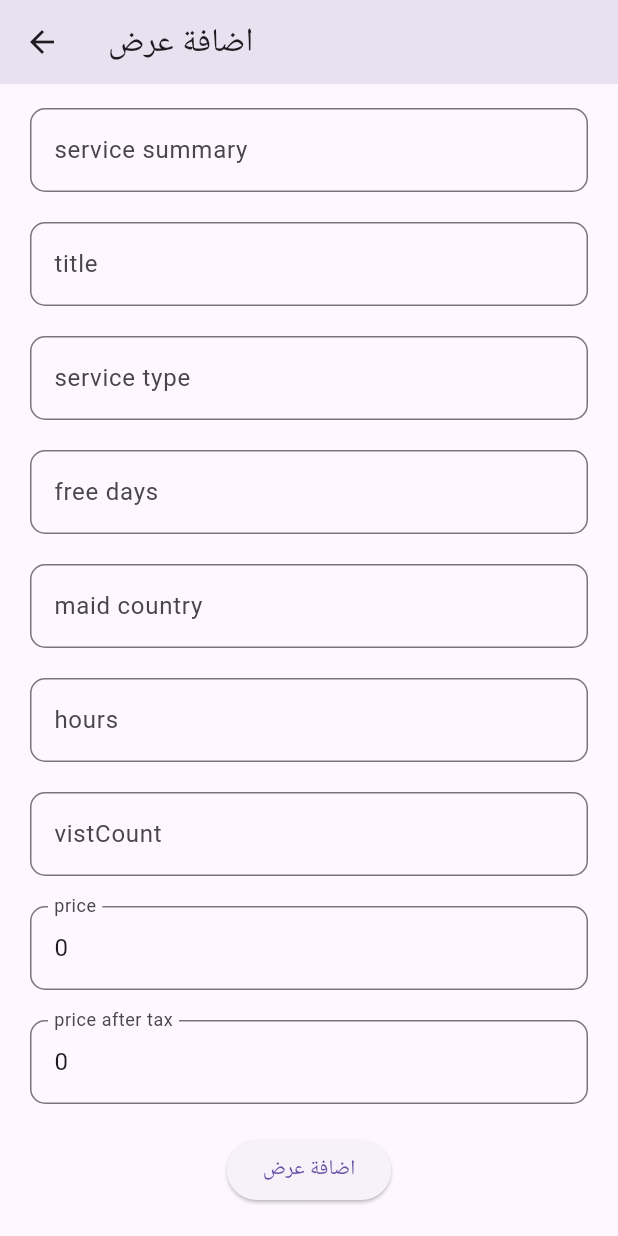
After one commit to khaledshehata1997/shiplan_service, a Flutter app: the AddOffersScreen screen opened directly, scrolled down 112 dp, after a tap on "اضافة عرض", on a phone screen of 412 x 824 dp. The commit adds this screen. Run offline on Flutter 3.47's test engine with Material 3 defaults, Android fonts, the phone set to English and light mode, and no system bars; our stand-ins replace carousel_slider, cloud_firestore, firebase_auth, firebase_core, firebase_storage, flutter_rating_stars and 4 more; missing offline and left inert: flutter_share, is_first_run; accounts and stored records are empty.

Commit message:
add offers

```diff
--- /dev/null
+++ b/lib/view/home_view/add_offers.dart
@@ -0,0 +1,315 @@
+import 'package:flutter/material.dart';
+import 'dart:io';
+
+import 'package:flutter/material.dart';
+import 'package:get/get.dart';
+import 'package:uuid/uuid.dart';
+
+import '../../view_model/service_model/service_model.dart';
+
+class AddOffersScreen extends StatefulWidget {
+  const AddOffersScreen({super.key});
+
+  @override
+  State<AddOffersScreen> createState() => _AddOffersScreenState();
+}
+
+class _AddOffersScreenState extends State<AddOffersScreen> {
+  String? _selectedValue;
+  List<String> listOfValue = [
+    'صباحي',
+    'مسائي',
+  ];
+  final summaryController = TextEditingController();
+  final titleController = TextEditingController();
+  final priceController = TextEditingController();
+  final serviceTypeController = TextEditingController();
+  final maidCountryController = TextEditingController();
+  final freeDaysController = TextEditingController();
+  final hoursController = TextEditingController();
+  final vistCountController = TextEditingController();
+  final descriptionController = TextEditingController();
+  final priceAfterTaxController = TextEditingController();
+  @override
+  void initState() {
+    priceController.text = '0';
+    priceAfterTaxController.text = '0';
+    super.initState();
+  }
+
+  bool isLoading = false;
+  String error = '';
+  final _fromKey = GlobalKey<FormState>();
+
+  @override
+  Widget build(BuildContext context) {
+    return Form(
+      key: _fromKey,
+      child: Scaffold(
+        appBar: AppBar(
+          title: Text('اضافة عرض'),
+        ),
+        body: SingleChildScrollView(
+          child: Padding(
+            padding: const EdgeInsets.all(20.0),
+            child: Column(
+              mainAxisAlignment: MainAxisAlignment.center,
+              children: [
+                const SizedBox(
+                  height: 20,
+                ),
+                // pick image button
+
+                const SizedBox(
+                  height: 20,
+                ),
+                DropdownButtonFormField(
+                  value: _selectedValue,
+                  hint: Text(
+                    'اختر نوع العرض',
+                  ),
+                  isExpanded: true,
+                  onChanged: (value) {
+                    setState(() {
+                      _selectedValue = value;
+                    });
+                  },
+                  onSaved: (value) {
+                    setState(() {
+                      _selectedValue = value;
+                    });
+                  },
+                  validator: (String? value) {
+                    if (value!.isEmpty) {
+                      return "can't empty";
+                    } else {
+                      return null;
+                    }
+                  },
+                  items: listOfValue.map((String val) {
+                    return DropdownMenuItem(
+                      value: val,
+                      child: Text(
+                        val,
+                      ),
+                    );
+                  }).toList(),
+                ),
+                const SizedBox(
+                  height: 20,
+                ),
+                // upload image button
+                TextFormField(
+                  controller: summaryController,
+                  validator: (value) {
+                    if (value!.isEmpty) {
+                      return 'Please enter service summary';
+                    }
+                    return null;
+                  },
+                  decoration: InputDecoration(
+                    labelText: 'service summary'.tr,
+                    border: OutlineInputBorder(
+                      borderRadius: BorderRadius.all(Radius.circular(10)),
+                    ),
+                  ),
+                ),
+
+                const SizedBox(
+                  height: 20,
+                ),
+                TextFormField(
+                  controller: titleController,
+                  validator: (value) {
+                    if (value!.isEmpty) {
+                      return 'Please enter title';
+                    }
+                    return null;
+                  },
+                  decoration: InputDecoration(
+                    labelText: 'title'.tr,
+                    border: OutlineInputBorder(
+                      borderRadius: BorderRadius.all(Radius.circular(10)),
+                    ),
+                  ),
+                ),
+
+                const SizedBox(
+                  height: 20,
+                ),
+                TextFormField(
+                  controller: serviceTypeController,
+                  validator: (value) {
+                    if (value!.isEmpty) {
+                      return 'Please enter service type';
+                    }
+                    return null;
+                  },
+                  decoration: InputDecoration(
+                    labelText: 'service type'.tr,
+                    border: OutlineInputBorder(
+                      borderRadius: BorderRadius.all(Radius.circular(10)),
+                    ),
+                  ),
+                ),
+
+                const SizedBox(
+                  height: 20,
+                ),
+                TextFormField(
+                  controller: freeDaysController,
+                  validator: (value) {
+                    if (value!.isEmpty) {
+                      return 'Please enter free days';
+                    }
+                    return null;
+                  },
+                  decoration: InputDecoration(
+                    labelText: 'free days'.tr,
+                    border: OutlineInputBorder(
+                      borderRadius: BorderRadius.all(Radius.circular(10)),
+                    ),
+                  ),
+                ),
+
+                const SizedBox(
+                  height: 20,
+                ),
+                TextFormField(
+                  controller: maidCountryController,
+                  validator: (value) {
+                    if (value!.isEmpty) {
+                      return 'Please enter maid country';
+                    }
+                    return null;
+                  },
+                  decoration: InputDecoration(
+                    labelText: 'maid country'.tr,
+                    border: OutlineInputBorder(
+                      borderRadius: BorderRadius.all(Radius.circular(10)),
+                    ),
+                  ),
+                ),
+                const SizedBox(
+                  height: 20,
+                ),
+                TextFormField(
+                  keyboardType: TextInputType.number,
+                  controller: hoursController,
+                  decoration: InputDecoration(
+                    labelText: 'hours'.tr,
+                    border: OutlineInputBorder(
+                      borderRadius: BorderRadius.all(Radius.circular(10)),
+                    ),
+                  ),
+                ),
+                const SizedBox(
+                  height: 20,
+                ),
+                TextFormField(
+                  keyboardType: TextInputType.number,
+                  controller: vistCountController,
+                  decoration: InputDecoration(
+                    labelText: 'vistCount'.tr,
+                    border: OutlineInputBorder(
+                      borderRadius: BorderRadius.all(Radius.circular(10)),
+                    ),
+                  ),
+                ),
+                const SizedBox(
+                  height: 20,
+                ),
+                TextFormField(
+                  keyboardType: TextInputType.number,
+                  controller: priceController,
+                  validator: (value) {
+                    if (value!.isEmpty) {
+                      return 'Please enter price';
+                    }
+                    return null;
+                  },
+                  decoration: InputDecoration(
+                    labelText: 'price'.tr,
+                    border: OutlineInputBorder(
+                      borderRadius: BorderRadius.all(Radius.circular(10)),
+                    ),
+                  ),
+                ),
+
+                const SizedBox(
+                  height: 20,
+                ),
+                TextFormField(
+                  keyboardType: TextInputType.number,
+                  controller: priceAfterTaxController,
+                  decoration: InputDecoration(
+                    labelText: 'price after tax'.tr,
+                    border: OutlineInputBorder(
+                      borderRadius: BorderRadius.all(Radius.circular(10)),
+                    ),
+                  ),
+                ),
+                const SizedBox(
+                  height: 20,
+                ),
+                // add button
+                if (isLoading)
+                  const Center(
+                    child: CircularProgressIndicator(),
+                  )
+                else
+                  Row(
+                    mainAxisAlignment: MainAxisAlignment.center,
+                    children: [
+                      ElevatedButton(
+                        onPressed: () async {
+                          if (_fromKey.currentState!.validate()) {
+                            try {
+                              setState(() {
+                                isLoading = true;
+                              });
+                              ServicesService.addDayOffersService(ServiceModel(
+                                  maidId: "1",
+                                  hours: int.parse(hoursController.text),
+                                  vistCount:
+                                      int.parse(vistCountController.text),
+                                  serviceSummary: summaryController.text,
+                                  isDay:
+                                      _selectedValue == 'صباحي' ? true : false,
+                                  maidCountry: maidCountryController.text,
+                                  serviceType: serviceTypeController.text,
+                                  description: descriptionController.text,
+                                  freeDays: {},
+                                  title: titleController.text,
+                                  id: Uuid().v4(),
+                                  regularPrice:
+                                      double.parse(priceController.text),
+                                  priceAfterTax: double.parse(
+                                      priceAfterTaxController.text)));
+
+                              setState(() {
+                                isLoading = false;
+                              });
+                              Get.back();
+                              Get.snackbar(
+                                  'Success', 'Service added successfully');
+                            } catch (e) {
+                              setState(() {
+                                isLoading = false;
+                                error = e.toString();
+                              });
+                            }
+                          }
+                        },
+                        child: Text("اضافة عرض"),
+                      ),
+                    ],
+                  ),
+              ],
+            ),
+          ),
+        ),
+      ),
+    );
+  }
+}
--- a/lib/view/home_view/home_view.dart
+++ b/lib/view/home_view/home_view.dart
@@ -9,6 +9,7 @@ import 'package:get/get_core/src/get_main.dart';
 import 'package:shiplan_service/constants.dart';
 import 'package:shiplan_service/main.dart';
 import 'package:shiplan_service/view/home_view/add_maid.dart';
+import 'package:shiplan_service/view/home_view/add_offers.dart';
 import 'package:shiplan_service/view/home_view/add_service.dart';
 import 'package:shiplan_service/view/home_view/buy_offers_view.dart';
 import 'package:shiplan_service/view/home_view/offers_view.dart';
@@ -80,6 +81,17 @@ class _HomeViewState extends State<HomeView> {
                   ),
                   onTap: () {
                     Get.to(const AddServiceScreen());
+                  },
+                ),
+                ListTile(
+                  // leading: const Icon(Icons.support_agent_outlined),
+                  title: Text(
+                    'اضافه عروض'.tr,
+                    style: const TextStyle(
+                        fontSize: 18, fontWeight: FontWeight.bold),
+                  ),
+                  onTap: () {
+                    Get.to(const AddOffersScreen());
                   },
                 ),
                 ListTile(
--- a/lib/view_model/service_model/service_model.dart
+++ b/lib/view_model/service_model/service_model.dart
@@ -91,6 +91,32 @@ class ServicesService {
       'services': servicesList,
     }, SetOptions(merge: true)).then((value) {
       print("Service successfully added!");
+    }).catchError((error) {
+      print("Failed to add service: $error");
+    });
+  }
+    static void addDayOffersService(ServiceModel newService) async {
+    DocumentReference documentReference =
+        FirebaseFirestore.instance.collection('offers').doc('day');
+
+    // First, get the current list of services
+    DocumentSnapshot docSnapshot = await documentReference.get();
+
+    // If the document exists, retrieve the current list of services
+    List<dynamic> servicesList = [];
+    if (docSnapshot.exists && docSnapshot.data() != null) {
+      servicesList =
+          (docSnapshot.data() as Map<String, dynamic>)['offers'] ?? [];
+    }
+
+    // Add the new service to the list
+    servicesList.add(newService.toMap());
+
+    // Update the document with the new list of services
+    await documentReference.set({
+      'offers': servicesList,
+    }, SetOptions(merge: true)).then((value) {
+      print("offers successfully added!");
     }).catchError((error) {
       print("Failed to add service: $error");
     });
```
